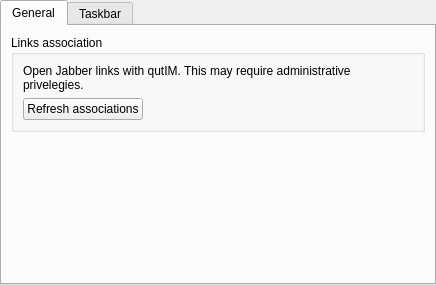
Above: win-integration/src/wsettings.ui from euroelessar/qutim before the change. Below: the same form after it.
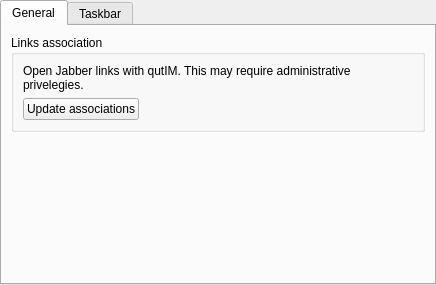
That is the form after the change.

```diff
--- a/win-integration/src/wsettings.ui
+++ b/win-integration/src/wsettings.ui
@@ -62,7 +62,7 @@
                <string notr="true"/>
               </property>
               <property name="text">
-               <string>Refresh associations</string>
+               <string>Update associations</string>
               </property>
              </widget>
             </item>
```
Left out of the diff: 2 changed lines with no effect on the pictures.
